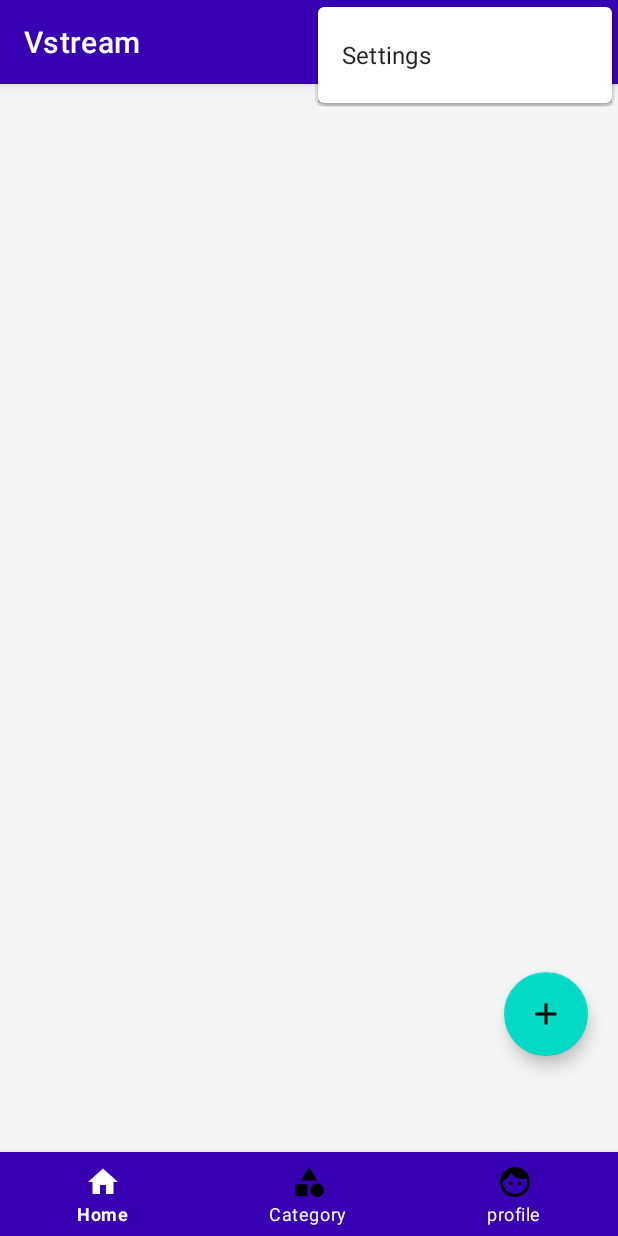
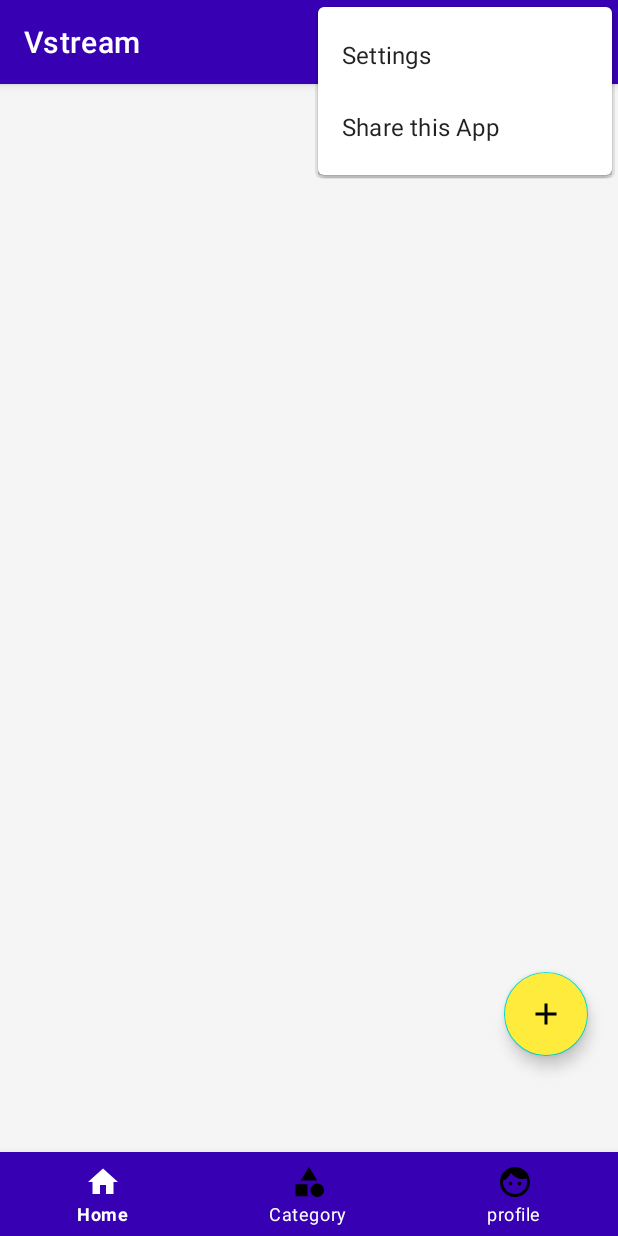
Before and after one commit to ShaikhFarhan882/Vstream, an Android app: the screen it shows after launch once a user with an empty profile is signed in (Dashboard), with the options menu open, on a phone screen of 412 x 824 dp. Run offline under Robolectric (Android 15) with nearby library versions, the phone set to English and light mode, and no system bars; our stand-ins replace Firebase (no records; nobody signed in at launch, a user with empty details on screens opened directly); libraries missing offline, so code that uses them is left out: es.dmoral.toasty.

Commit message:
Added the feature the Share application through Google Drive link.

```diff
--- a/app/src/main/res/layout/activity_dashboard.xml
+++ b/app/src/main/res/layout/activity_dashboard.xml
@@ -14,9 +14,9 @@
         android:id="@+id/Dashboard_RL">
 
         <androidx.recyclerview.widget.RecyclerView
+            android:id="@+id/Dashboard_RV"
             android:layout_width="match_parent"
-            android:layout_height="match_parent"
-            android:id="@+id/Dashboard_RV">
+            android:layout_height="match_parent">
 
         </androidx.recyclerview.widget.RecyclerView>
 
@@ -31,6 +31,7 @@
         android:layout_alignParentBottom="true"
         android:layout_marginRight="20dp"
         android:layout_marginBottom="120dp"
+        android:backgroundTint="@color/fab"
         android:src="@drawable/ic_addvideo"
         android:tooltipText="Add Video"
         />
--- a/app/src/main/res/menu/menu_search.xml
+++ b/app/src/main/res/menu/menu_search.xml
@@ -12,5 +12,10 @@
         android:title="Settings"
         />
 
+    <item android:id="@+id/share_app"
+        android:title="Share this App"
+        />
+
+
 
 </menu>
--- a/app/src/main/res/values/colors.xml
+++ b/app/src/main/res/values/colors.xml
@@ -18,4 +18,5 @@
     <color name="LoginTv">#F44336</color>
     <color name="SailorBlue">#296c92</color>
     <color name="categoryTextColor">#379AD3</color>
+    <color name="fab">#FFEB3B</color>
 </resources>
```
Also changed, not shown: app/src/main/java/com/example/vstream/Dashboard.java (+15 -0 lines).
